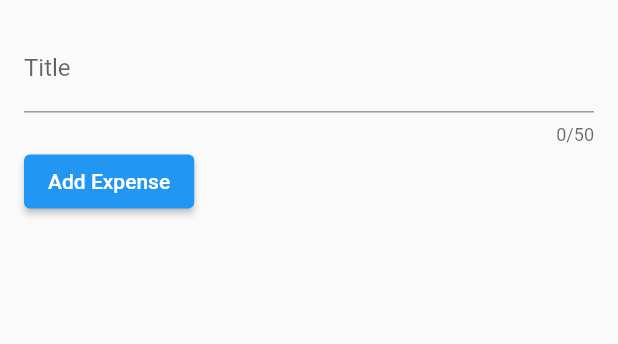
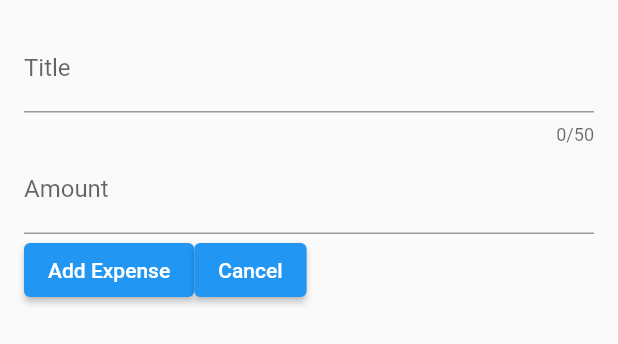
Before and after one commit to Flexsidee/flutter_expense-tracker_app, a Flutter app: the NewExpense widget shown alone on an empty page, opened directly, after a tap on "Add Expense", on a phone screen of 412 x 824 dp. Shown: the top 344 px of the screen. Run offline on Flutter 3.47's test engine with Material 2 defaults, Android fonts, the phone set to English and light mode, and no system bars.

Commit message:
added another input field and a button to close modal

```diff
--- a/lib/widgets/new_expense.dart
+++ b/lib/widgets/new_expense.dart
@@ -11,10 +11,12 @@ class NewExpense extends StatefulWidget {
 
 class _NewExpenseState extends State<NewExpense> {
   final _titleController = TextEditingController();
+  final _amountController = TextEditingController();
 
   @override
   void dispose() {
     _titleController.dispose();
+    _amountController.dispose();
     super.dispose();
   }
 
@@ -31,14 +33,28 @@ class _NewExpenseState extends State<NewExpense> {
               label: Text('Title'),
             ),
           ),
+          TextField(
+            controller: _amountController,
+            keyboardType: const TextInputType.numberWithOptions(decimal: true),
+            decoration: const InputDecoration(
+              label: Text('Amount'),
+              prefix: Text('\$'),
+            ),
+          ),
           Row(
             children: [
               ElevatedButton(
                 onPressed: () {
                   print(_titleController.text);
+                  print(_amountController.text);
                 },
                 child: const Text('Add Expense'),
-              )
+              ),
+              ElevatedButton(
+                  onPressed: () {
+                    Navigator.pop(context);
+                  },
+                  child: const Text('Cancel')),
             ],
           )
         ],
```
